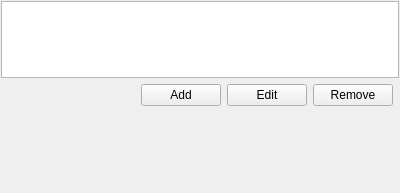
Above: src/blackgui/components/settingshotkeycomponent.ui from swift-project/pilotclient before the change. Below: the same form after it.
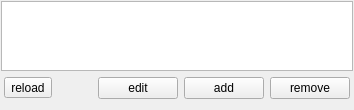
That is the form after the change. Icons and pictures are not drawn.

Commit message: Settings UI adjustments

Patch:
```diff
--- a/src/blackgui/components/settingshotkeycomponent.ui
+++ b/src/blackgui/components/settingshotkeycomponent.ui
@@ -2,18 +2,10 @@
 <ui version="4.0">
  <class>CSettingsHotkeyComponent</class>
  <widget class="QFrame" name="CSettingsHotkeyComponent">
-  <property name="geometry">
-   <rect>
-    <x>0</x>
-    <y>0</y>
-    <width>400</width>
-    <height>193</height>
-   </rect>
-  </property>
   <property name="windowTitle">
    <string>Hotkeys</string>
   </property>
-  <layout class="QGridLayout" name="gl_HotKeyComponent">
+  <layout class="QVBoxLayout" name="vl_SettingsHotkeys">
    <property name="leftMargin">
     <number>1</number>
    </property>
@@ -23,41 +15,7 @@
    <property name="rightMargin">
     <number>1</number>
    </property>
-   <item row="1" column="1">
-    <widget class="QPushButton" name="pb_AddHotkey">
-     <property name="text">
-      <string>Add</string>
-     </property>
-    </widget>
-   </item>
-   <item row="1" column="2">
-    <widget class="QPushButton" name="pb_EditHotkey">
-     <property name="text">
-      <string>Edit</string>
-     </property>
-    </widget>
-   </item>
-   <item row="1" column="3">
-    <widget class="QPushButton" name="pb_RemoveHotkey">
-     <property name="text">
-      <string>Remove</string>
-     </property>
-    </widget>
-   </item>
-   <item row="1" column="0">
-    <spacer name="hs_HotkeyComponent">
-     <property name="orientation">
-      <enum>Qt::Horizontal</enum>
-     </property>
-     <property name="sizeHint" stdset="0">
-      <size>
-       <width>40</width>
-       <height>20</height>
-      </size>
-     </property>
-    </spacer>
-   </item>
-   <item row="0" column="0" colspan="5">
+   <item>
     <widget class="QTableView" name="tv_Hotkeys">
      <property name="sizeAdjustPolicy">
       <enum>QAbstractScrollArea::AdjustToContents</enum>
@@ -76,21 +34,74 @@
      </attribute>
     </widget>
    </item>
-   <item row="3" column="1">
-    <spacer name="vs_HotkeyComponent">
-     <property name="orientation">
-      <enum>Qt::Vertical</enum>
-     </property>
-     <property name="sizeType">
-      <enum>QSizePolicy::MinimumExpanding</enum>
-     </property>
-     <property name="sizeHint" stdset="0">
-      <size>
-       <width>20</width>
-       <height>40</height>
-      </size>
-     </property>
-    </spacer>
+   <item>
+    <widget class="QWidget" name="wi_Buttons" native="true">
+     <layout class="QHBoxLayout" name="hl_Buttons">
+      <property name="leftMargin">
+       <number>3</number>
+      </property>
+      <property name="topMargin">
+       <number>0</number>
+      </property>
+      <property name="rightMargin">
+       <number>3</number>
+      </property>
+      <property name="bottomMargin">
+       <number>0</number>
+      </property>
+      <item>
+       <widget class="QToolButton" name="tb_ReloadHotkey">
+        <property name="toolTip">
+         <string>reload hotkey settings</string>
+        </property>
+        <property name="statusTip">
+         <string>reload settings</string>
+        </property>
+        <property name="text">
+         <string>reload</string>
+        </property>
+        <property name="icon">
+         <iconset resource="../../blackmisc/blackmisc.qrc">
+          <normaloff>:/pastel/icons/pastel/16/arrow-refresh.png</normaloff>:/pastel/icons/pastel/16/arrow-refresh.png</iconset>
+        </property>
+       </widget>
+      </item>
+      <item>
+       <spacer name="hs_Buttons">
+        <property name="orientation">
+         <enum>Qt::Horizontal</enum>
+        </property>
+        <property name="sizeHint" stdset="0">
+         <size>
+          <width>40</width>
+          <height>20</height>
+         </size>
+        </property>
+       </spacer>
+      </item>
+      <item alignment="Qt::AlignRight">
+       <widget class="QPushButton" name="pb_EditHotkey">
+        <property name="text">
+         <string>edit</string>
+        </property>
+       </widget>
+      </item>
+      <item alignment="Qt::AlignRight">
+       <widget class="QPushButton" name="pb_AddHotkey">
+        <property name="text">
+         <string>add</string>
+        </property>
+       </widget>
+      </item>
+      <item>
+       <widget class="QPushButton" name="pb_RemoveHotkey">
+        <property name="text">
+         <string>remove</string>
+        </property>
+       </widget>
+      </item>
+     </layout>
+    </widget>
    </item>
   </layout>
  </widget>
```
Left out of the diff: 7 changed lines with no effect on the pictures. The commit also changes 3 other files.
